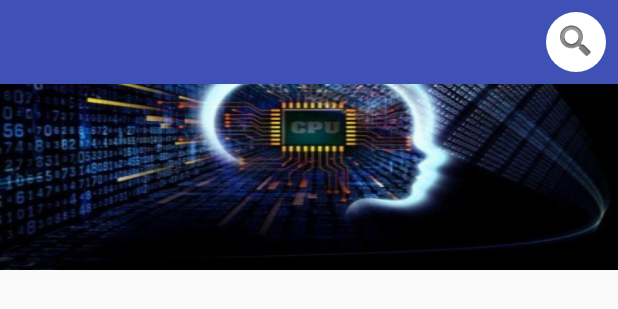
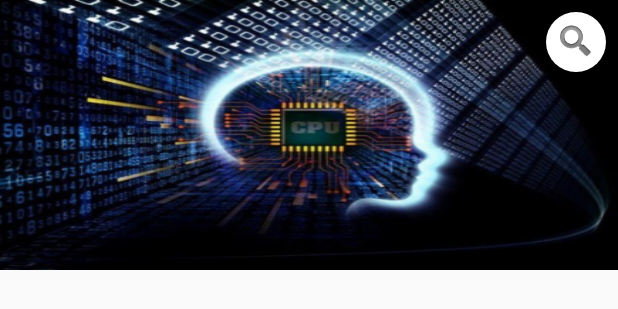
Before and after one commit to yaozhengzheng/MyRetrofit, an Android app: the layout activity_search_bar.xml on its own in the app's theme, with its tools: preview values and no code run, on a phone screen of 412 x 824 dp. Shown: the top 309 px of the screen. Run offline under Robolectric (Android 15) with nearby library versions, the phone set to English and light mode, and no system bars.

Commit message:
优化代码

```diff
--- a/app/src/main/java/com/example/myretrofit/activity/SearchBarActivity.java
+++ b/app/src/main/java/com/example/myretrofit/activity/SearchBarActivity.java
@@ -34,8 +34,13 @@ public class SearchBarActivity extends AppCompatActivity implements AppBarLayout
     protected void onCreate(Bundle savedInstanceState) {
         super.onCreate(savedInstanceState);
         setContentView(R.layout.activity_search_bar);
+        setSupportActionBar(toolbar);
+        if (getSupportActionBar() != null) {
+            getSupportActionBar().setDisplayHomeAsUpEnabled(true);
+        }
         ButterKnife.bind(this);
         initView();
+
     }
 
     private void initView() {
--- a/app/src/main/res/layout/activity_search_bar.xml
+++ b/app/src/main/res/layout/activity_search_bar.xml
@@ -21,8 +21,8 @@
             <ImageView
                 android:layout_width="match_parent"
                 android:layout_height="180dp"
-                android:contentDescription="hahahahah"
                 android:background="@mipmap/a"
+                android:contentDescription="@null"
                 app:layout_collapseMode="parallax"
                 app:layout_collapseParallaxMultiplier="0.7"/>
 
@@ -30,15 +30,17 @@
                 android:id="@+id/toolbar"
                 android:layout_width="match_parent"
                 android:layout_height="?attr/actionBarSize"
-                android:background="@color/colorPrimary"
-                android:gravity="top"
-                app:layout_collapseMode="pin"/>
+                app:layout_collapseMode="pin"
+                app:popupTheme="@style/ThemeOverlay.AppCompat.Light"/>
 
             <com.example.myretrofit.view.SearchBarView
                 android:id="@+id/search_bar"
                 android:layout_width="match_parent"
                 android:layout_height="40dp"
-                android:layout_margin="8dp"
+                android:layout_marginBottom="8dp"
+                android:layout_marginLeft="65dp"
+                android:layout_marginRight="8dp"
+                android:layout_marginTop="8dp"
                 app:layout_collapseMode="pin"
                 app:search_bar_hint_text="请输入搜索内容"/>
 
```
